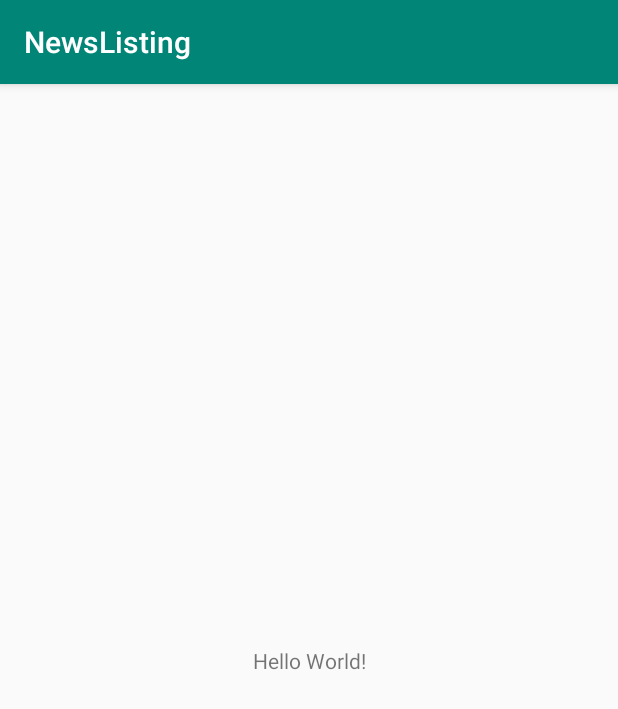
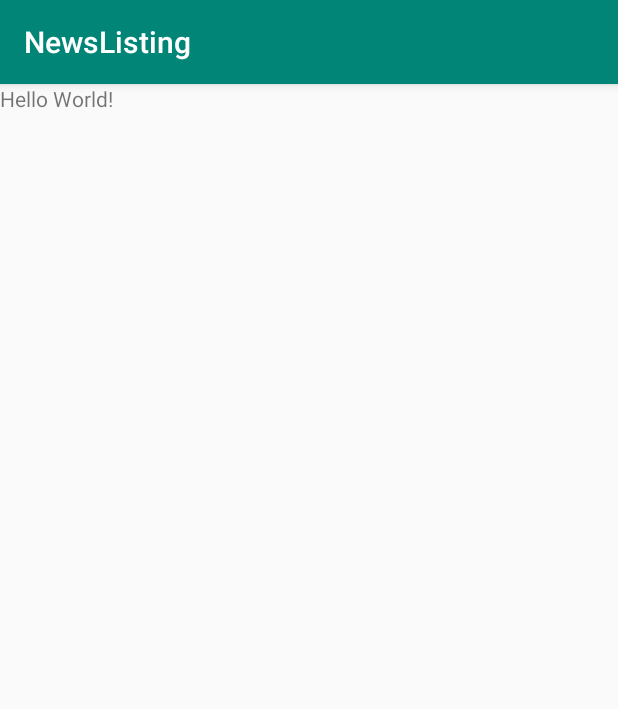
Before and after one commit to raheez/NewsApp, an Android app: the screen it shows after launch (MainActivity), on a phone screen of 412 x 824 dp. Shown: the top 709 px of the screen. Run offline under Robolectric (Android 15) with nearby library versions, the light colour scheme and no system bars.

Commit message:
inital commit

```diff
--- a/app/build.gradle
+++ b/app/build.gradle
@@ -25,7 +25,7 @@ dependencies {
     testImplementation 'junit:junit:4.12'
     androidTestImplementation 'com.android.support.test:runner:1.0.2'
     androidTestImplementation 'com.android.support.test.espresso:espresso-core:3.0.2'
-    compile 'com.squareup.retrofit2:retrofit:2.1.0'
-    compile 'com.google.code.gson:gson:2.6.2'
-    compile 'com.squareup.retrofit2:converter-gson:2.1.0'
+    implementation 'com.squareup.retrofit2:retrofit:2.1.0'
+    implementation 'com.google.code.gson:gson:2.6.2'
+    implementation 'com.squareup.retrofit2:converter-gson:2.1.0'
 }
--- a/app/src/main/AndroidManifest.xml
+++ b/app/src/main/AndroidManifest.xml
@@ -9,7 +9,7 @@
         android:roundIcon="@mipmap/ic_launcher_round"
         android:supportsRtl="true"
         android:theme="@style/AppTheme">
-        <activity android:name=".MainActivity">
+        <activity android:name=".UI.MainActivity">
             <intent-filter>
                 <action android:name="android.intent.action.MAIN" />
 
--- /dev/null
+++ b/app/src/main/java/com/example/muhammedraheezrahman/newslisting/Model/News.java
@@ -0,0 +1,4 @@
+package com.example.muhammedraheezrahman.newslisting.Model;
+
+public class News {
+}
--- /dev/null
+++ b/app/src/main/java/com/example/muhammedraheezrahman/newslisting/Networking/APICLient.java
@@ -0,0 +1,4 @@
+package com.example.muhammedraheezrahman.newslisting.Networking;
+
+public class APICLient {
+}
--- /dev/null
+++ b/app/src/main/java/com/example/muhammedraheezrahman/newslisting/Networking/APIService.java
@@ -0,0 +1,4 @@
+package com.example.muhammedraheezrahman.newslisting.Networking;
+
+public class APIService {
+}
--- a/app/src/main/java/com/example/muhammedraheezrahman/newslisting/MainActivity.java
+++ b/app/src/main/java/com/example/muhammedraheezrahman/newslisting/UI/MainActivity.java
@@ -1,7 +1,9 @@
-package com.example.muhammedraheezrahman.newslisting;
+package com.example.muhammedraheezrahman.newslisting.UI;
 
 import android.support.v7.app.AppCompatActivity;
 import android.os.Bundle;
+
+import com.example.muhammedraheezrahman.newslisting.R;
 
 public class MainActivity extends AppCompatActivity {
 
--- /dev/null
+++ b/app/src/main/java/com/example/muhammedraheezrahman/newslisting/UI/NewsDetailActivity.java
@@ -0,0 +1,4 @@
+package com.example.muhammedraheezrahman.newslisting.UI;
+
+public class NewsDetailActivity {
+}
--- a/app/src/main/res/layout/activity_main.xml
+++ b/app/src/main/res/layout/activity_main.xml
@@ -1,18 +1,16 @@
 <?xml version="1.0" encoding="utf-8"?>
-<android.support.constraint.ConstraintLayout xmlns:android="http://schemas.android.com/apk/res/android"
+<RelativeLayout xmlns:android="http://schemas.android.com/apk/res/android"
     xmlns:app="http://schemas.android.com/apk/res-auto"
     xmlns:tools="http://schemas.android.com/tools"
     android:layout_width="match_parent"
     android:layout_height="match_parent"
-    tools:context=".MainActivity">
+    tools:context=".UI.MainActivity">
 
     <TextView
         android:layout_width="wrap_content"
         android:layout_height="wrap_content"
         android:text="Hello World!"
-        app:layout_constraintBottom_toBottomOf="parent"
-        app:layout_constraintLeft_toLeftOf="parent"
-        app:layout_constraintRight_toRightOf="parent"
-        app:layout_constraintTop_toTopOf="parent" />
 
-</android.support.constraint.ConstraintLayout>
+        />
+
+</RelativeLayout>
```
